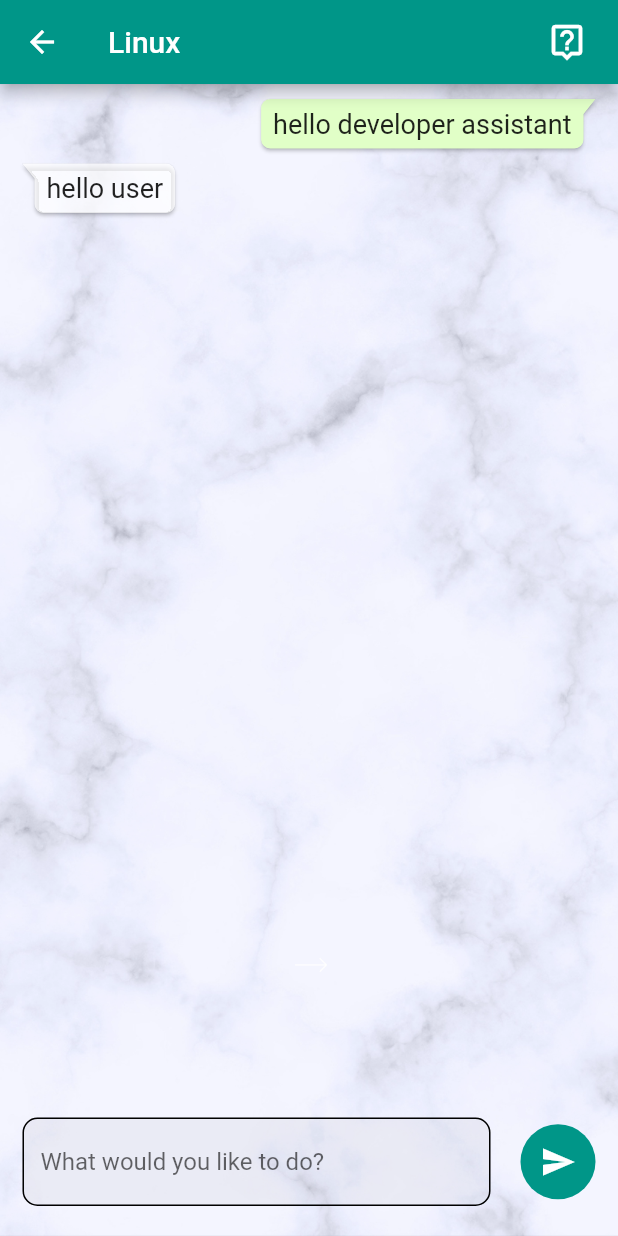
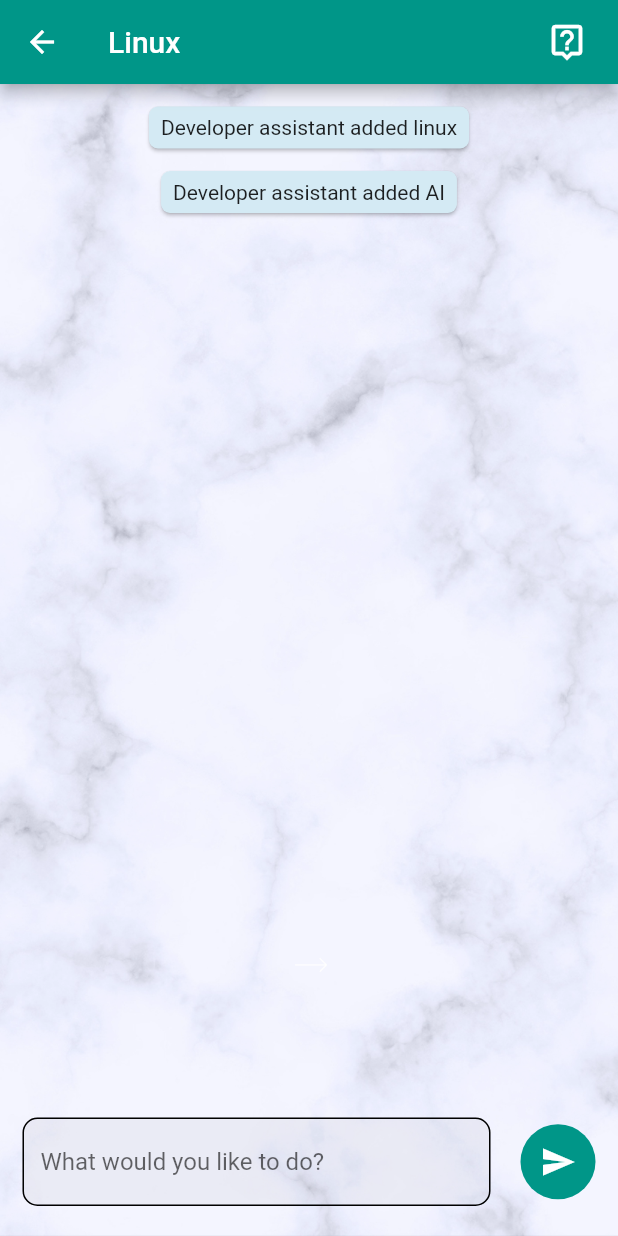
Before and after one commit to snapsid/Developer-Assistant, a Flutter app: the MyLinux screen opened by its route, on a phone screen of 412 x 824 dp. Run offline on Flutter 3.47's test engine with Material 2 defaults, Android fonts, the light colour scheme and no system bars; drawn by our look-alikes of bubble; our stand-ins replace flutter_highlight, flutter_slidable, fluttertoast, modal_progress_hud; missing offline and left inert: code_text_field, highlight, vertical_card_pager.

Commit message:
developer assistannt added linux on top of linux added

```diff
--- a/app/developer_assistant/developer_assistant/lib/linux.dart
+++ b/app/developer_assistant/developer_assistant/lib/linux.dart
@@ -16,6 +16,8 @@ class _MyLinuxState extends State<MyLinux> {
   String ip;
 
   List msg = [
+    // "",
+    // "",
     "hello developer assistant",
     "hello user",
   ];
@@ -220,6 +222,25 @@ class _MyLinuxState extends State<MyLinux> {
                   padding: EdgeInsets.only(bottom: 20),
                   itemCount: msg.length,
                   itemBuilder: (BuildContext context, int index) {
+                    if (index == 0) {
+                      return Bubble(
+                        margin: BubbleEdges.only(top: 15),
+                        alignment: Alignment.center,
+                        color: Color.fromRGBO(212, 234, 244, 1.0),
+                        child: Text('Developer assistant added linux',
+                            textAlign: TextAlign.center,
+                            style: TextStyle(fontSize: 14.0)),
+                      );
+                    } else if (index == 1) {
+                      return Bubble(
+                        margin: BubbleEdges.only(top: 15),
+                        alignment: Alignment.center,
+                        color: Color.fromRGBO(212, 234, 244, 1.0),
+                        child: Text('Developer assistant added AI',
+                            textAlign: TextAlign.center,
+                            style: TextStyle(fontSize: 14.0)),
+                      );
+                    } else {
                       if (index % 2 == 0) {
                         chatAlignment = Alignment.topRight;
                         chatnip = BubbleNip.rightTop;
@@ -233,6 +254,7 @@ class _MyLinuxState extends State<MyLinux> {
                         chatColor = Colors.white70;
                         chatMsgAlgn = TextAlign.left;
                       }
+
                       return Bubble(
                         margin: bubbleMargin,
                         alignment: chatAlignment,
@@ -245,6 +267,7 @@ class _MyLinuxState extends State<MyLinux> {
                           textAlign: chatMsgAlgn,
                         ),
                       );
+                    }
                   },
                   // children: [
                   //   Bubble(
```
Lines whose indentation alone changed are shown as unchanged.
